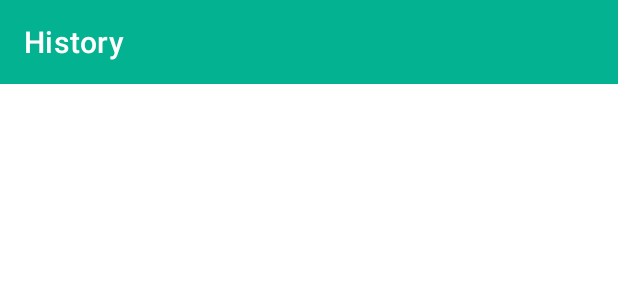
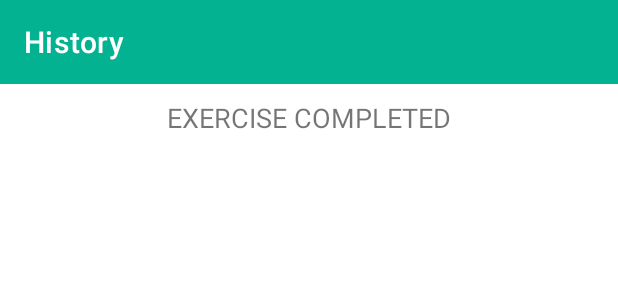
Before and after one commit to sukhdeep0409/sevenMinutesWorkout, an Android app: the layout activity_history.xml on its own in the app's theme, with its tools: preview values and no code run, on a phone screen of 412 x 824 dp. Shown: the top 300 px of the screen. Run offline under Robolectric (Android 15) with nearby library versions, the phone set to English and light mode, and no system bars.

Commit message:
history activity

```diff
--- a/app/src/main/res/layout/activity_history.xml
+++ b/app/src/main/res/layout/activity_history.xml
@@ -4,6 +4,7 @@
     xmlns:tools="http://schemas.android.com/tools"
     android:layout_width="match_parent"
     android:layout_height="match_parent"
+    android:orientation="vertical"
     tools:context=".HistoryActivity">
 
     <androidx.appcompat.widget.Toolbar
@@ -14,4 +15,41 @@
         app:title="History"
         android:background="@color/primaryDark"/>
 
+    <LinearLayout
+        android:id="@+id/layout_history"
+        android:layout_width="match_parent"
+        android:layout_height="wrap_content"
+        android:orientation="vertical">
+
+        <TextView
+            android:id="@+id/exercise_history"
+            android:layout_width="match_parent"
+            android:layout_height="wrap_content"
+            android:layout_margin="10dp"
+            android:gravity="center"
+            android:textSize="18sp"
+            tools:visibility="visible"
+            android:text="EXERCISE COMPLETED"/>
+
+        <androidx.recyclerview.widget.RecyclerView
+            android:id="@+id/recycler_view_history"
+            android:layout_width="wrap_content"
+            android:layout_height="match_parent"
+            android:layout_marginTop="5dp"
+            tools:visibility="visible"/>
+
+        <TextView
+            android:id="@+id/no_history"
+            android:layout_width="match_parent"
+            android:layout_height="match_parent"
+            android:gravity="center"
+            android:text="NO DATA AVAILABLE"
+            android:textColor="#212121"
+            android:textSize="18sp"
+            android:visibility="visible"
+            tools:visibility="gone"/>
+
+
+    </LinearLayout>
+
 </LinearLayout>
```
Also changed, not shown: app/src/main/java/com/example/sevenminutesworkout/FinishActivity.kt (+18 -0 lines), app/src/main/java/com/example/sevenminutesworkout/HistoryActivity.kt (+23 -0 lines), app/src/main/java/com/example/sevenminutesworkout/HistoryAdapter.kt (added, +48 -0 lines), app/src/main/java/com/example/sevenminutesworkout/SQLiteDatabaseHelper.kt (added, +55 -0 lines), app/src/main/res/layout/workout_history_row.xml (added, +32 -0 lines).
